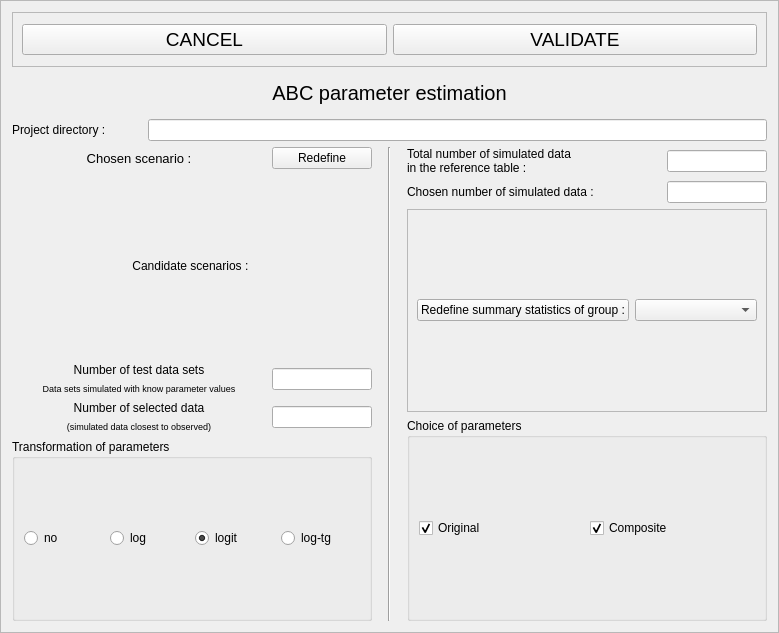
Old version of the form python_interface/uis/setupEstimationBias.ui in the repository cbgp/diyabc.
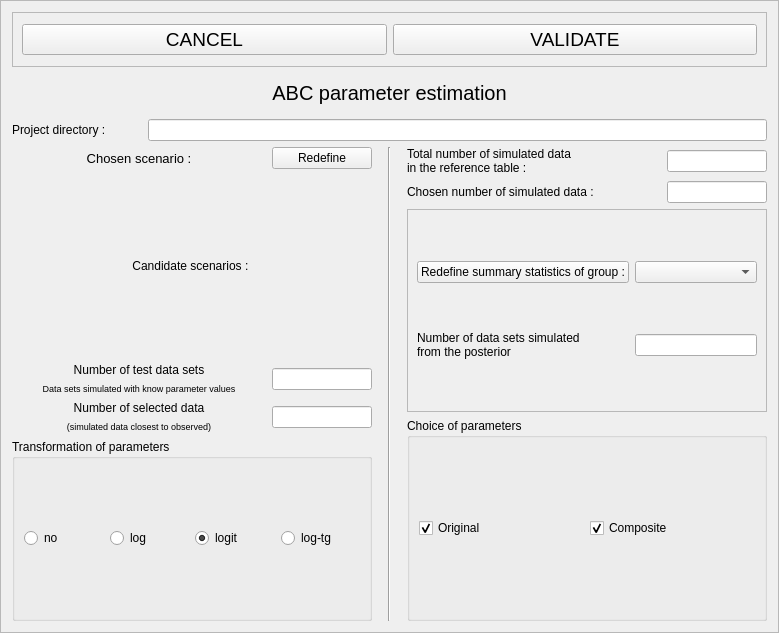
New version of the form.

```diff
--- a/python_interface/uis/setupEstimationBias.ui
+++ b/python_interface/uis/setupEstimationBias.ui
@@ -538,17 +538,28 @@
          <property name="frameShadow">
           <enum>QFrame::Raised</enum>
          </property>
-         <layout class="QHBoxLayout" name="horizontalLayout_8">
-          <item>
+         <layout class="QGridLayout" name="gridLayout_3">
+          <item row="0" column="0">
            <widget class="QPushButton" name="redefSumStatsButton">
             <property name="text">
              <string>Redefine summary statistics of group :</string>
             </property>
            </widget>
           </item>
-          <item>
+          <item row="0" column="1">
            <widget class="QComboBox" name="redefSumStatsCombo"/>
           </item>
+          <item row="1" column="0">
+           <widget class="QLabel" name="label_9">
+            <property name="text">
+             <string>Number of data sets simulated 
+from the posterior</string>
+            </property>
+           </widget>
+          </item>
+          <item row="1" column="1">
+           <widget class="QLineEdit" name="nodssftpEdit"/>
+          </item>
          </layout>
         </widget>
        </item>
```
